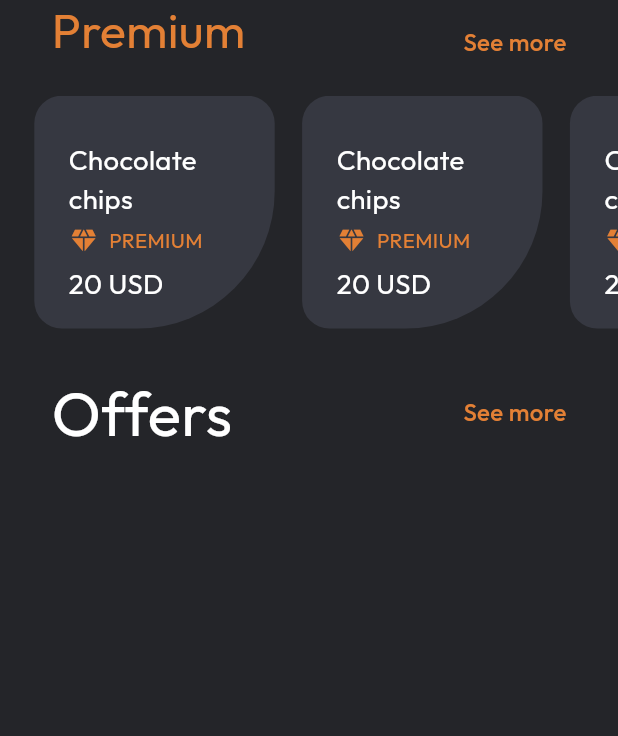
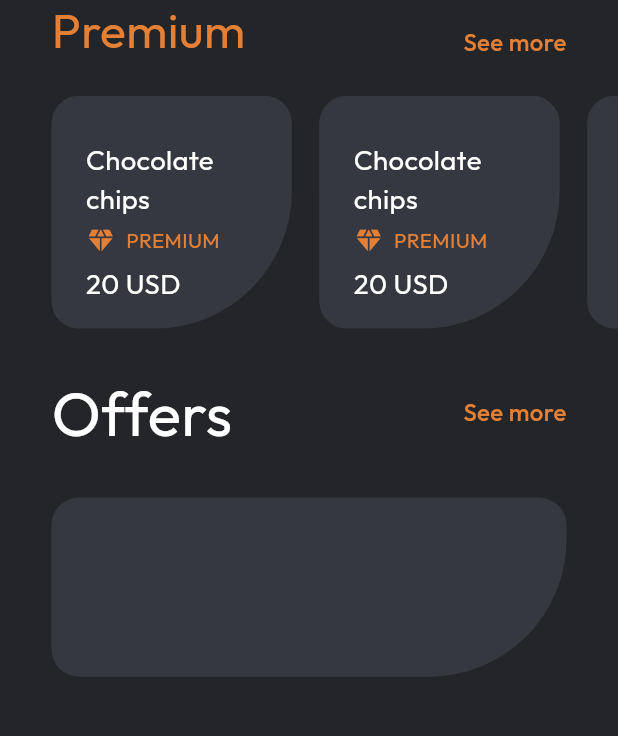
Before and after one commit to ShahzainAhmed/Cookies_App, a Flutter app: the screen it shows after launch, on a phone screen of 412 x 824 dp, the part 295-1031 px from its top. Run offline on Flutter 3.47's test engine with Material 3 defaults, Android fonts, the phone set to English and light mode, and no system bars; our stand-ins replace flutter_screenutil, get, google_fonts.

Commit message:
adding content in homescreen

```diff
--- a/lib/views/home/home_screen.dart
+++ b/lib/views/home/home_screen.dart
@@ -4,6 +4,7 @@ import 'package:coffee_app/resources/app_typography.dart';
 import 'package:coffee_app/views/home/widgets/small_tile.dart';
 import 'package:flutter/material.dart';
 import 'package:flutter_screenutil/flutter_screenutil.dart';
+import 'package:get/get.dart';
 
 class HomeScreen extends StatelessWidget {
   const HomeScreen({super.key});
@@ -72,7 +73,7 @@ class HomeScreen extends StatelessWidget {
           SizedBox(
             height: 130.h,
             child: ListView.separated(
-              padding: EdgeInsets.symmetric(horizontal: 20.w),
+              padding: EdgeInsets.symmetric(horizontal: 30.w),
               physics: const BouncingScrollPhysics(),
               scrollDirection: Axis.horizontal,
               separatorBuilder: (context, index) => SizedBox(width: 16.w),
@@ -100,8 +101,25 @@ class HomeScreen extends StatelessWidget {
                   style: AppTypography.kMedium14.copyWith(
                     color: AppColors.kOrangeColor,
                   ),
-                )
+                ),
               ],
+            ),
+          ),
+          SizedBox(height: 30.h),
+          Padding(
+            padding: EdgeInsets.symmetric(horizontal: 30.w),
+            child: Container(
+              height: 100.h,
+              width: Get.width,
+              decoration: BoxDecoration(
+                color: AppColors.kGreyColor,
+                borderRadius: BorderRadius.only(
+                  topLeft: Radius.circular(16.r),
+                  topRight: Radius.circular(16.r),
+                  bottomRight: Radius.circular(80.r),
+                  bottomLeft: Radius.circular(16.r),
+                ),
+              ),
             ),
           )
         ],
```
Also changed, not shown: 26 other files.
